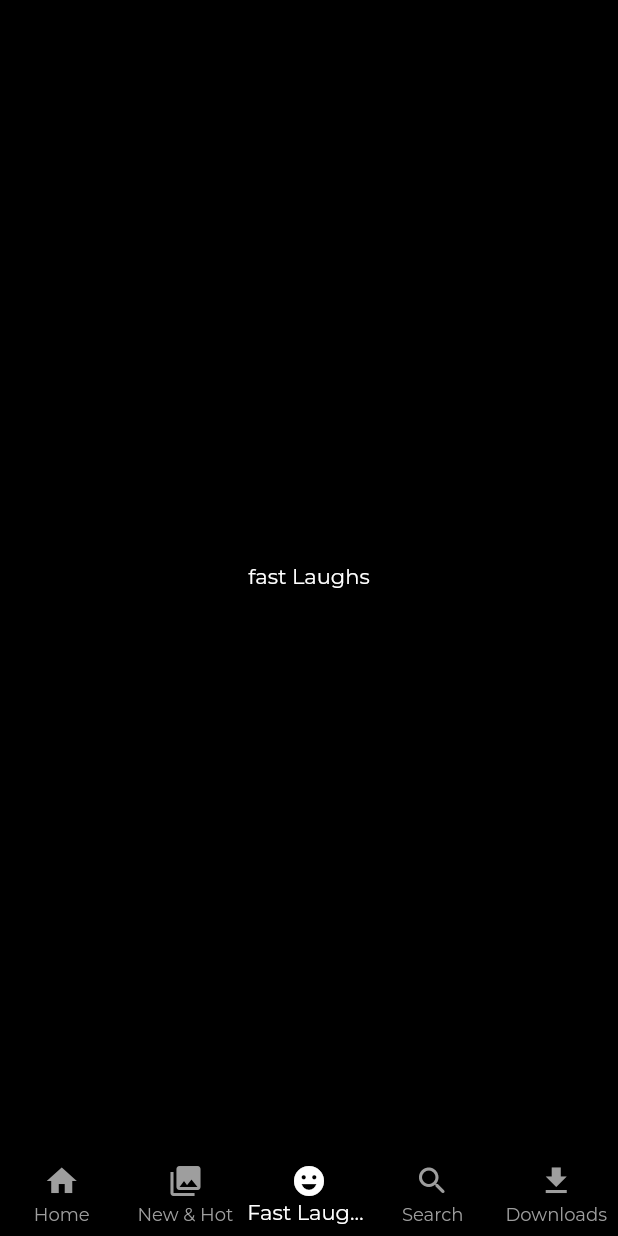
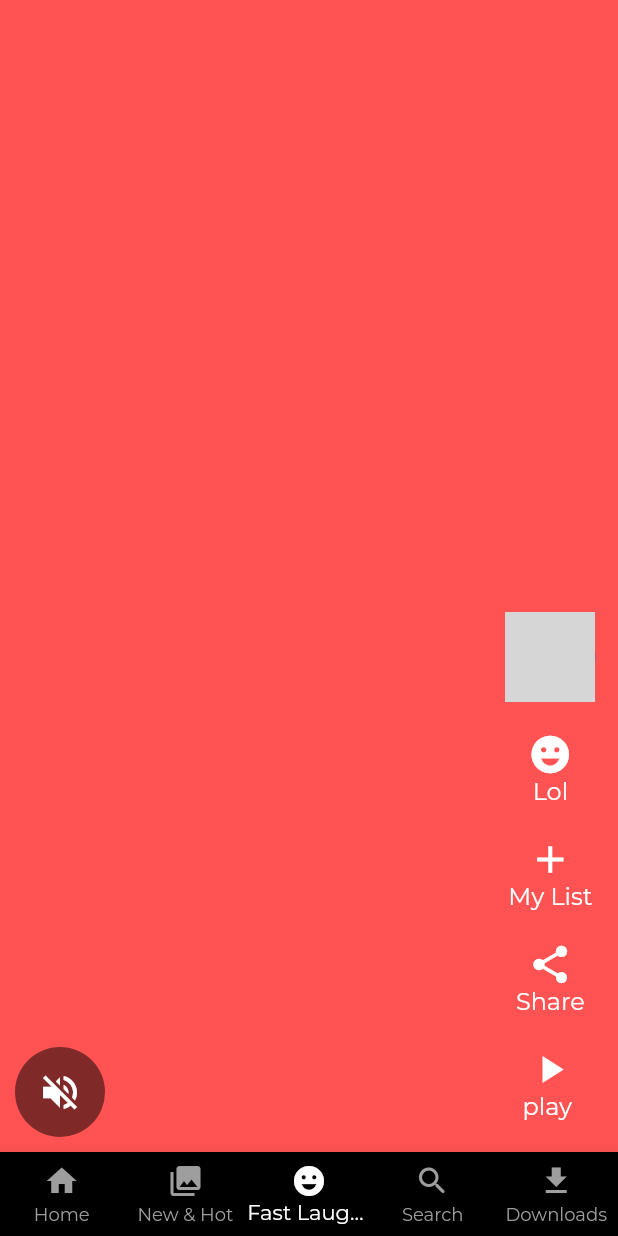
Before and after one commit to sufiyanas/Netflix-clone, a Flutter app: the screen it shows after launch, item 3 of the bottom bar chosen, on a phone screen of 412 x 824 dp. Run offline on Flutter 3.47's test engine with Material 2 defaults, Android fonts, the phone set to English and light mode, and no system bars; our stand-ins replace google_fonts; network calls fail; grey boxes are pictures that could not be loaded.

Commit message:
fast Laughs finished

```diff
--- a/lib/precentaion/FastLaughs/screen_fast_laughss.dart
+++ b/lib/precentaion/FastLaughs/screen_fast_laughss.dart
@@ -1,6 +1,7 @@
 import 'package:flutter/material.dart';
 import 'package:flutter/src/widgets/container.dart';
 import 'package:flutter/src/widgets/framework.dart';
+import 'package:netflix_clone/precentaion/FastLaughs/widgets/videio_list_item.dart';
 
 class ScreenFastLaughs extends StatelessWidget {
   const ScreenFastLaughs({super.key});
@@ -8,9 +9,13 @@ class ScreenFastLaughs extends StatelessWidget {
   @override
   Widget build(BuildContext context) {
     return Scaffold(
-      body: Center(
-        child: Text('fast Laughs'),
-      ),
-    );
+        body: SafeArea(
+            child: PageView(
+                scrollDirection: Axis.vertical,
+                children: List.generate(10, (index) {
+                  return VideoListItem(
+                    index: index,
+                  );
+                }))));
   }
 }
--- /dev/null
+++ b/lib/precentaion/FastLaughs/widgets/videio_list_item.dart
@@ -0,0 +1,87 @@
+import 'package:flutter/material.dart';
+import 'package:netflix_clone/core/colors/colors.dart';
+
+class VideoListItem extends StatelessWidget {
+  const VideoListItem({super.key, this.index});
+  final index;
+  @override
+  Widget build(BuildContext context) {
+    return Stack(
+      children: [
+        Container(
+          color: Colors.accents[index % Colors.accents.length],
+        ),
+        Align(
+          alignment: Alignment.bottomCenter,
+          child: Padding(
+            padding: const EdgeInsets.symmetric(horizontal: 10, vertical: 10),
+            child: Row(
+              crossAxisAlignment: CrossAxisAlignment.end,
+              mainAxisAlignment: MainAxisAlignment.spaceBetween,
+              children: [
+                //left side
+                CircleAvatar(
+                  radius: 30,
+                  backgroundColor: Colors.black.withOpacity(0.5),
+                  child: IconButton(
+                      onPressed: () {},
+                      icon: const Icon(
+                        Icons.volume_off,
+                        color: kwhite,
+                        size: 30,
+                      )),
+                ),
+                //right side
+                Column(
+                  mainAxisAlignment: MainAxisAlignment.end,
+                  children: const [
+                    Padding(
+                      padding: EdgeInsets.symmetric(vertical: 10),
+                      child: CircleAvatar(
+                        radius: 30,
+                        backgroundImage: NetworkImage(
+                            'https://www.themoviedb.org/t/p/w220_and_h330_face/z2yahl2uefxDCl0nogcRBstwruJ.jpg'),
+                      ),
+                    ),
+                    VideoActionswidget(
+                        title: 'Lol', icon: Icons.emoji_emotions),
+                    VideoActionswidget(title: 'My List', icon: Icons.add),
+                    VideoActionswidget(title: 'Share', icon: Icons.share),
+                    VideoActionswidget(title: 'play ', icon: Icons.play_arrow)
+                  ],
+                )
+              ],
+            ),
+          ),
+        )
+      ],
+    );
+  }
+}
+
+class VideoActionswidget extends StatelessWidget {
+  const VideoActionswidget(
+      {super.key, required this.title, required this.icon});
+  final String title;
+  final IconData icon;
+
+  @override
+  Widget build(BuildContext context) {
+    return Padding(
+      padding: const EdgeInsets.symmetric(horizontal: 7, vertical: 10),
+      child: Column(
+        children: [
+          Icon(
+            icon,
+            size: 30,
+            color: kwhite,
+          ),
+          Text(
+            title,
+            style: TextStyle(color: kwhite, fontSize: 16),
+          ),
+        ],
+      ),
+    );
+  }
+}
```
Also changed, not shown: 1 other file.
